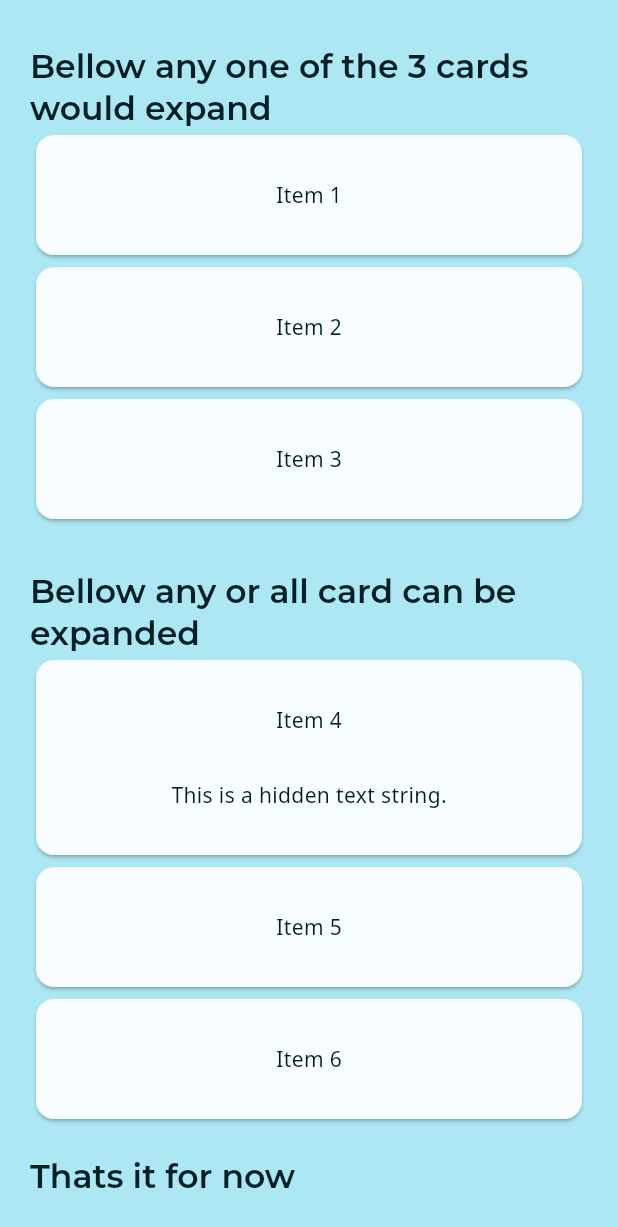
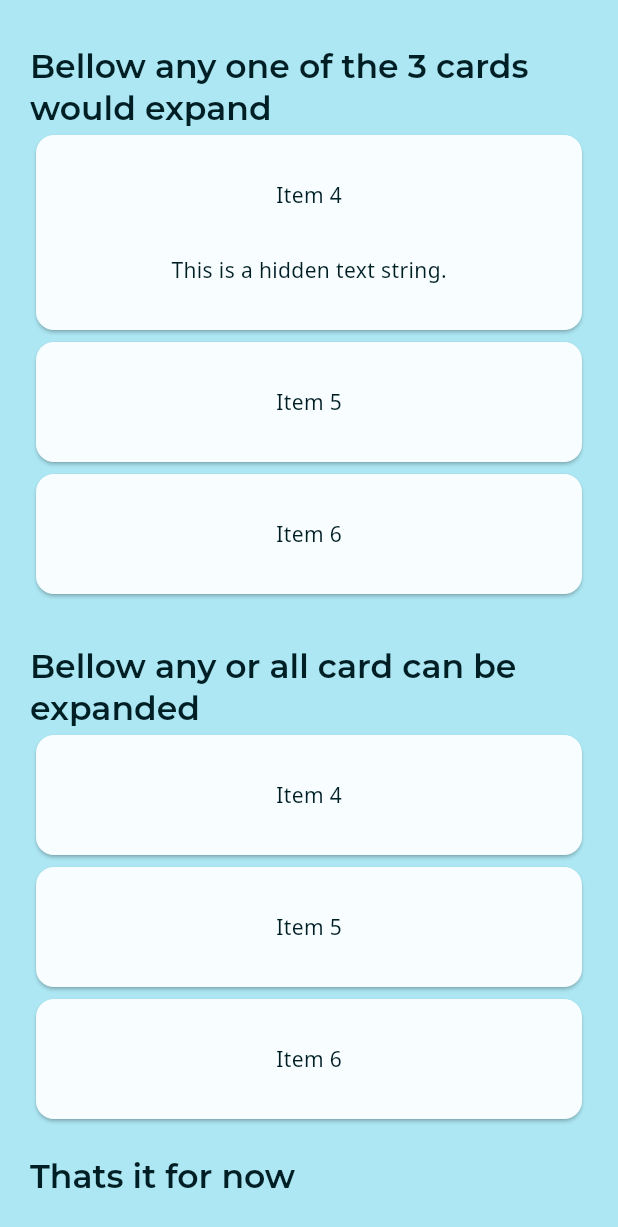
Before and after one commit to bisketashwin/connected_db, a Flutter app: the Tab3 screen opened directly, after a tap on "Item 4", on a phone screen of 412 x 824 dp. Shown: the top 1227 px of the screen. Run offline on Flutter 3.47's test engine with Material 2 defaults, Android fonts, the phone set to English and light mode, and no system bars; our stand-ins replace dynamic_color, flutter_svg, font_awesome_flutter, get, google_fonts.

Commit message:
Modularized it Card expand view
Now card only 1 card expanded or any card expanded can be set as property. Can parse list of bool states to the list being created

it is not completely module raised as  we need to create the bool states list and supply

```diff
--- a/lib/views/tab_3_view.dart
+++ b/lib/views/tab_3_view.dart
@@ -32,15 +32,38 @@ class _MyAppState extends State<Tab3> {
       shrinkWrap: true,
       itemCount: list1.length,
       itemBuilder: (context, index) {
+        return myCard(type: 'only1', index: index, myList: _showlist1);
+      },
+    );
+  }
+
+  Widget listView2() {
+    return ListView.builder(
+      primary: false,
+      shrinkWrap: true,
+      itemCount: list2.length,
+      itemBuilder: (context, index) {
+        return myCard(type: 'any', index: index, myList: _showlist2);
+      },
+    );
+  }
+
+  Widget myCard({type = 'any', index, required myList}) {
+    // var myList;
     return Card(
       child: InkWell(
         onTap: () {
-              // Set the visibility state of all items in the list to false, except for the item that was tapped.
-              for (int i = 0; i < _showlist1.length; i++) {
-                _showlist1[i] = i == index;
+          switch (type) {
+            case 'only1':
+              for (int i = 0; i < myList.length; i++) {
+                myList[i] = i == index;
+              }
+              break;
+            default:
+              myList[index] = !myList[index];
           }
 
-              // Set the state.
+          // Set the state. wihtout this the UI would not refresh
           setState(() {});
         },
         child: Column(
@@ -48,9 +71,9 @@ class _MyAppState extends State<Tab3> {
             const SizedBox(
               height: 30,
             ),
-                Text(list1[index]),
+            Text(list2[index]),
             Visibility(
-                  visible: _showlist1[index],
+              visible: myList[index],
               child: const Column(
                 children: [
                   SizedBox(
@@ -66,54 +89,6 @@ class _MyAppState extends State<Tab3> {
           ],
         ),
       ),
-        );
-      },
-    );
-  }
-
-  Widget listView2() {
-    return ListView.builder(
-      primary: false,
-      shrinkWrap: true,
-      itemCount: list2.length,
-      itemBuilder: (context, index) {
-        return Card(
-          child: InkWell(
-            onTap: () {
-              // Set the visibility state of all items in the list to false, except for the item that was tapped.
-              // for (int i = 0; i < _showlist2.length; i++) {
-              //   _showlist2[i] = i == index;
-              // }
-              _showlist2[index] = !_showlist2[index];
-
-              // Set the state.
-              setState(() {});
-            },
-            child: Column(
-              children: [
-                const SizedBox(
-                  height: 30,
-                ),
-                Text(list2[index]),
-                Visibility(
-                  visible: _showlist2[index],
-                  child: const Column(
-                    children: [
-                      SizedBox(
-                        height: 30,
-                      ),
-                      Text("This is a hidden text string."),
-                    ],
-                  ),
-                ),
-                const SizedBox(
-                  height: 30,
-                ),
-              ],
-            ),
-          ),
-        );
-      },
     );
   }
 
```
Lines whose indentation alone changed are shown as unchanged.
